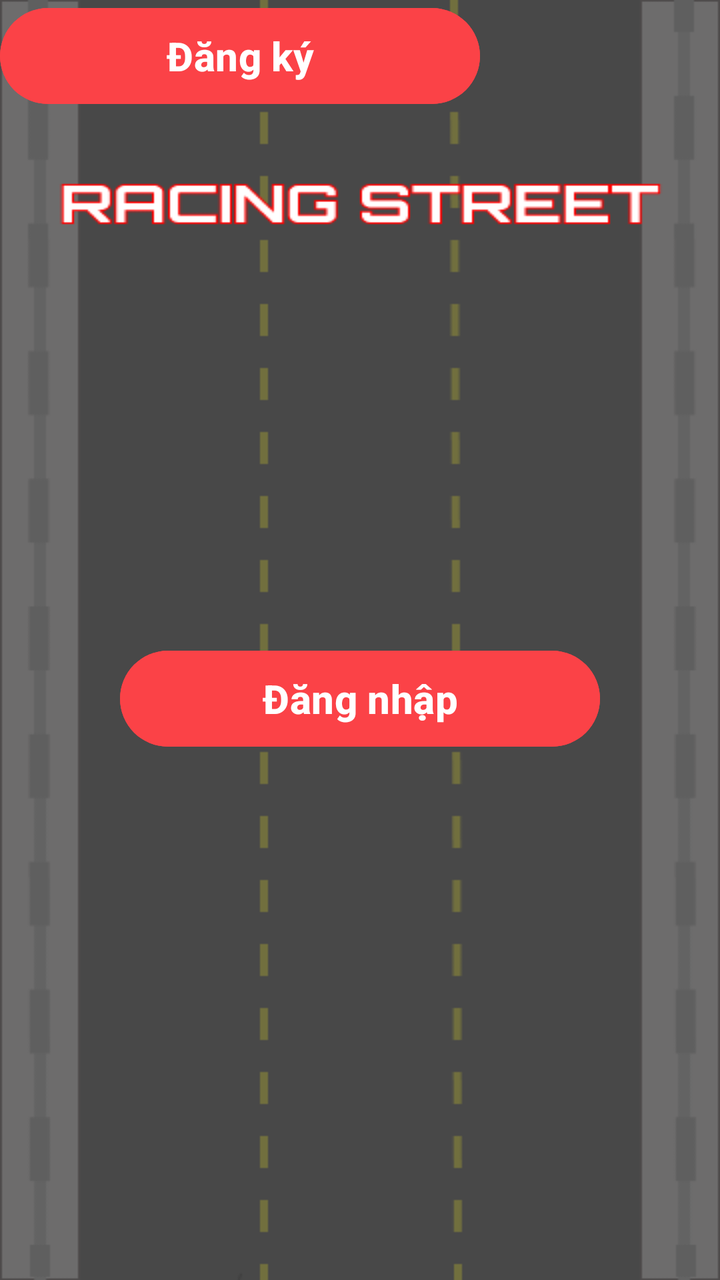
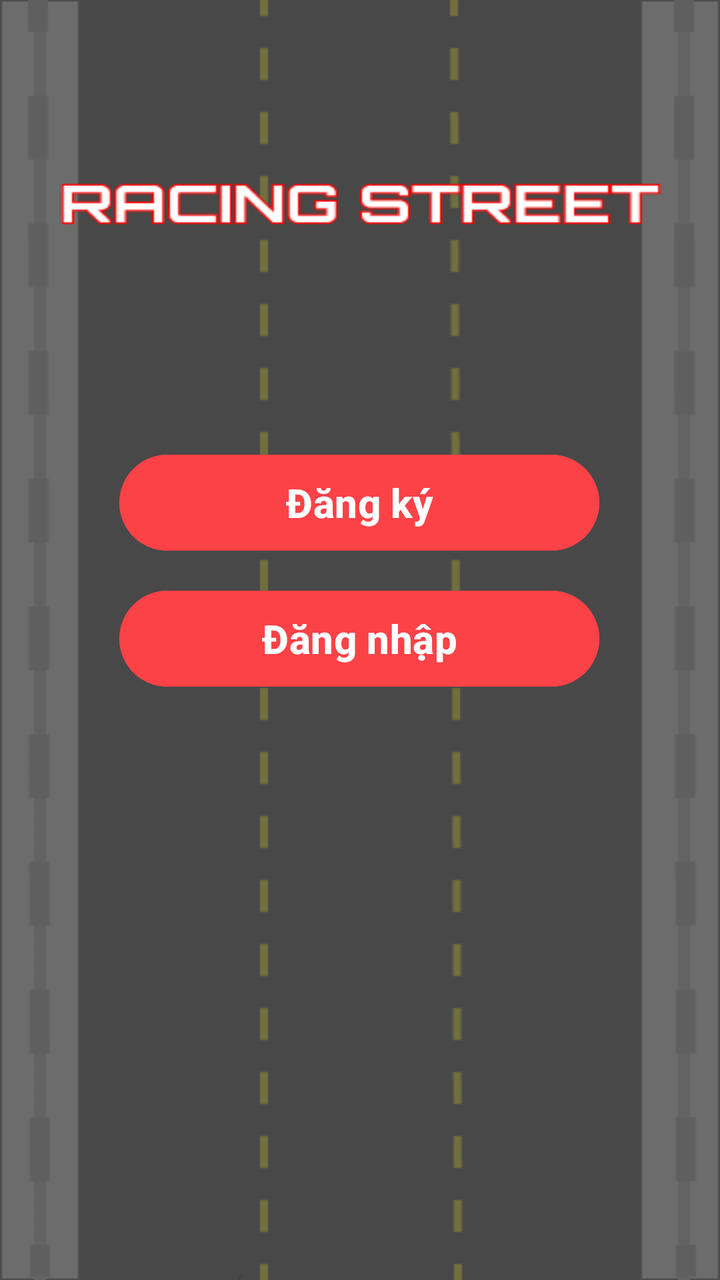

Screens rendered from an Android XML layout before and after an edit, with the pre-edit source and the edit as a unified diff.
<!-- AndroidManifest.xml: application theme Theme.Game -->
<!-- res/layout/activity_main.xml -->
<?xml version="1.0" encoding="utf-8"?>
<androidx.constraintlayout.widget.ConstraintLayout
    xmlns:android="http://schemas.android.com/apk/res/android"
    xmlns:tools="http://schemas.android.com/tools"
    xmlns:app="http://schemas.android.com/apk/res-auto"
    android:id="@+id/main"
    android:layout_width="match_parent"
    android:layout_height="match_parent"
    android:fitsSystemWindows="true"
    android:background="@drawable/loadingscreen"
    tools:context=".login.MainActivity">

    <Button
        android:id="@+id/btnlogin"
        android:layout_width="240dp"
        android:layout_height="56dp"
        android:text="Đăng nhập"
        android:textSize="20sp"
        android:textStyle="bold"
        android:textColor="#FFFFFF"
        android:backgroundTint="#FB4247"
        app:layout_constraintBottom_toBottomOf="parent"
        app:layout_constraintEnd_toEndOf="parent"
        app:layout_constraintStart_toStartOf="parent"
        app:layout_constraintTop_toTopOf="parent"
        app:layout_constraintVertical_bias="0.55" />

    <Button
        android:id="@+id/btnResign"
        android:layout_width="240dp"
        android:layout_height="56dp"
        android:layout_marginTop="16dp"
        android:text="Đăng ký"
        android:textSize="20sp"
        android:textStyle="bold"
        android:textColor="#FFFFFF"
        android:backgroundTint="#FB4247"
        app:layout_constraintEnd_toEndOf="@+id/btnPlay"
        app:layout_constraintStart_toStartOf="@+id/btnPlay"
        app:layout_constraintTop_toBottomOf="@+id/btnPlay" />

</androidx.constraintlayout.widget.ConstraintLayout>
<!-- resources referenced by this layout -->
<resources>
  <!-- drawable loadingscreen: png bitmap (drawable, 8203 bytes) -->
  <style name="Theme.Game" parent="Base.Theme.Game" />
  <style name="Base.Theme.Game" parent="Theme.Material3.DayNight.NoActionBar">
          
          
      </style>
</resources>

<!-- the commit's change to res/layout/activity_main.xml (unified diff, before → after) -->
@@ -14,29 +14,31 @@
         android:id="@+id/btnlogin"
         android:layout_width="240dp"
         android:layout_height="56dp"
+        android:backgroundTint="#FB4247"
         android:text="Đăng nhập"
+        android:textColor="#FFFFFF"
         android:textSize="20sp"
         android:textStyle="bold"
-        android:textColor="#FFFFFF"
-        android:backgroundTint="#FB4247"
         app:layout_constraintBottom_toBottomOf="parent"
         app:layout_constraintEnd_toEndOf="parent"
+        app:layout_constraintHorizontal_bias="0.497"
         app:layout_constraintStart_toStartOf="parent"
         app:layout_constraintTop_toTopOf="parent"
-        app:layout_constraintVertical_bias="0.55" />
+        app:layout_constraintVertical_bias="0.499" />
 
     <Button
         android:id="@+id/btnResign"
         android:layout_width="240dp"
         android:layout_height="56dp"
-        android:layout_marginTop="16dp"
+        android:layout_marginBottom="12dp"
+        android:backgroundTint="#FB4247"
         android:text="Đăng ký"
+        android:textColor="#FFFFFF"
         android:textSize="20sp"
         android:textStyle="bold"
-        android:textColor="#FFFFFF"
-        android:backgroundTint="#FB4247"
-        app:layout_constraintEnd_toEndOf="@+id/btnPlay"
-        app:layout_constraintStart_toStartOf="@+id/btnPlay"
-        app:layout_constraintTop_toBottomOf="@+id/btnPlay" />
+        app:layout_constraintBottom_toTopOf="@+id/btnlogin"
+        app:layout_constraintEnd_toEndOf="@+id/btnlogin"
+        app:layout_constraintHorizontal_bias="0.0"
+        app:layout_constraintStart_toStartOf="@+id/btnlogin" />
 
 </androidx.constraintlayout.widget.ConstraintLayout>
